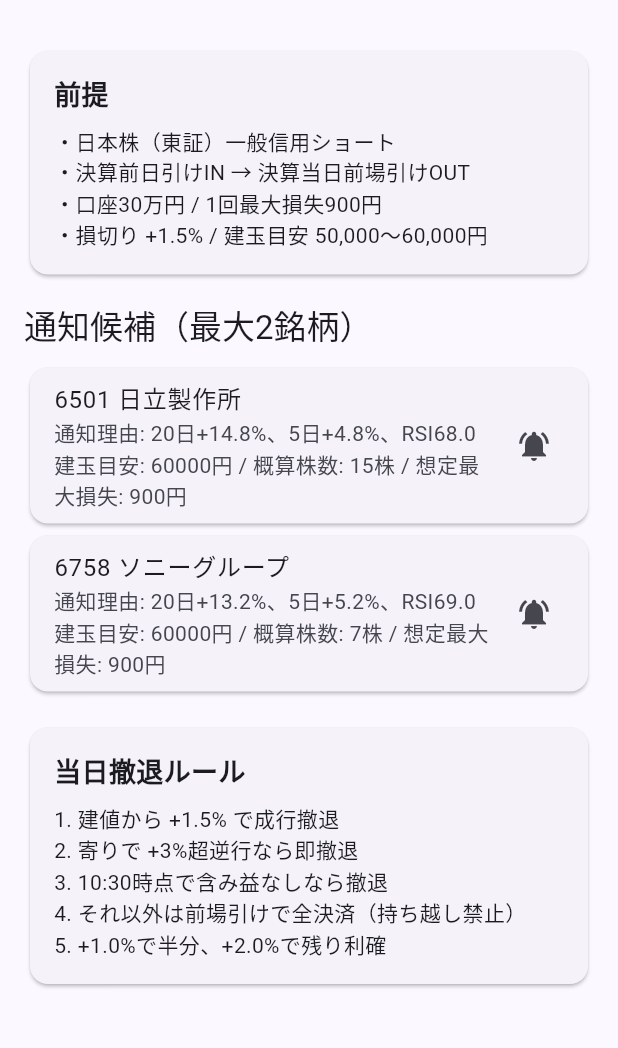
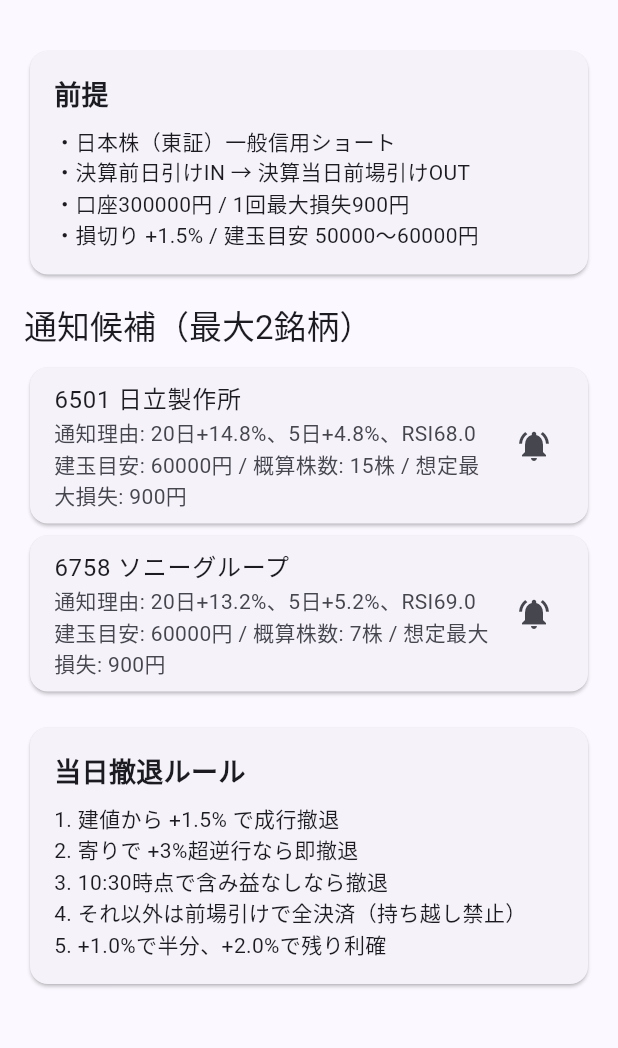
Before and after one commit to ookura0516/kabu, a Flutter app: the screen it shows after launch, on a phone screen of 412 x 824 dp, the part 63-1111 px from its top. Run offline on Flutter 3.47's test engine with Material 3 defaults, Android fonts, the phone set to English and light mode, and no system bars.

Commit message:
chore: sync strategy UI with engine constants
Agent-Logs-Url: https://github.com/ookura0516/kabu/sessions/029d2979-afb0-4cc1-a9f3-211a35b5227c

Co-authored-by: ookura0516 <95630067+ookura0516@users.noreply.github.com>

```diff
--- a/lib/main.dart
+++ b/lib/main.dart
@@ -70,13 +70,22 @@ class StrategySummaryCard extends StatelessWidget {
         padding: const EdgeInsets.all(16),
         child: Column(
           crossAxisAlignment: CrossAxisAlignment.start,
-          children: const [
-            Text('前提', style: TextStyle(fontSize: 18, fontWeight: FontWeight.bold)),
-            SizedBox(height: 8),
-            Text('・日本株（東証）一般信用ショート'),
-            Text('・決算前日引けIN → 決算当日前場引けOUT'),
-            Text('・口座30万円 / 1回最大損失900円'),
-            Text('・損切り +1.5% / 建玉目安 50,000〜60,000円'),
+          children: [
+            const Text('前提',
+                style: TextStyle(fontSize: 18, fontWeight: FontWeight.bold)),
+            const SizedBox(height: 8),
+            const Text('・日本株（東証）一般信用ショート'),
+            const Text('・決算前日引けIN → 決算当日前場引けOUT'),
+            Text(
+              '・口座${RecommendationEngine.accountSizeYen.toStringAsFixed(0)}円 '
+              '/ 1回最大損失${RecommendationEngine.maxLossPerTradeYen.toStringAsFixed(0)}円',
+            ),
+            Text(
+              '・損切り +${RecommendationEngine.stopLossPercent}% / '
+              '建玉目安 '
+              '${RecommendationEngine.recommendedMinPositionYen.toStringAsFixed(0)}'
+              '〜${RecommendationEngine.maxPositionYen.toStringAsFixed(0)}円',
+            ),
           ],
         ),
       ),
@@ -135,6 +144,7 @@ class RecommendationEngine {
   static const double maxLossPerTradeYen = 900;
   static const double stopLossPercent = 1.5;
   static const double maxBorrowFeePercent = 5;
+  static const double recommendedMinPositionYen = 50000;
   static const double maxPositionYen = 60000;
 
   CandidateJudgement judge(StockSnapshot stock) {
```
Also changed, not shown: 1 other file.
